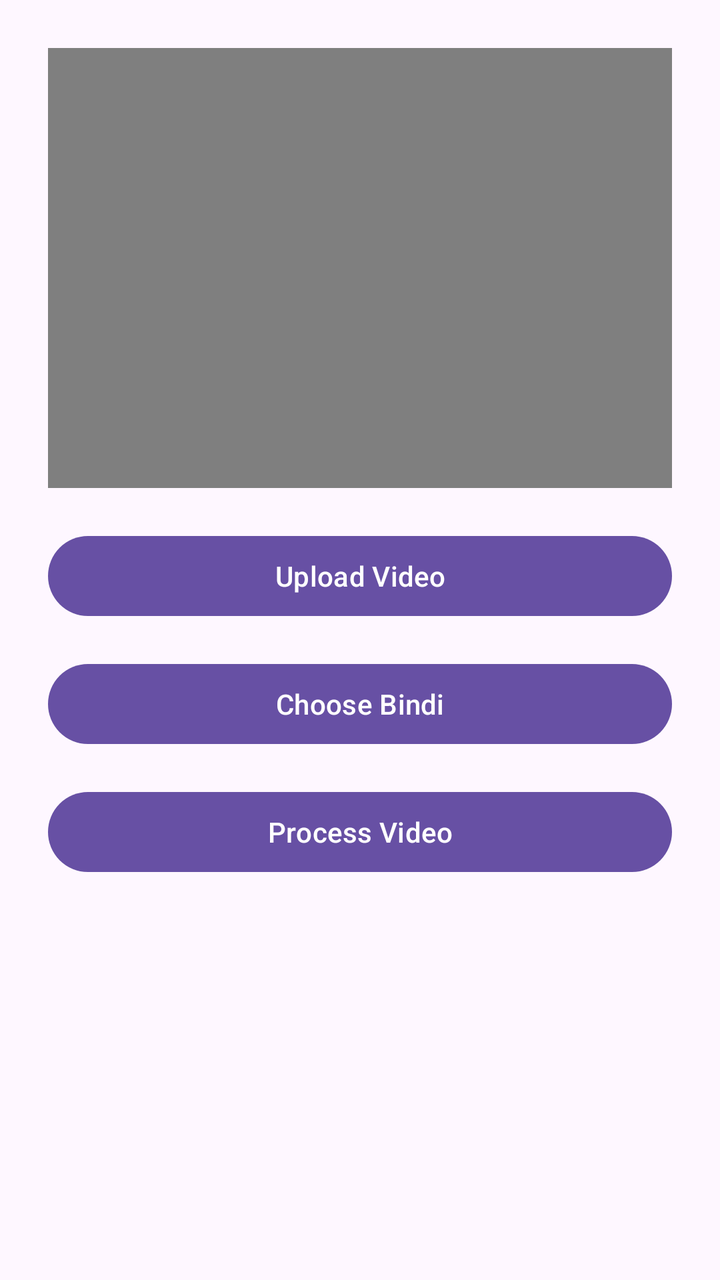
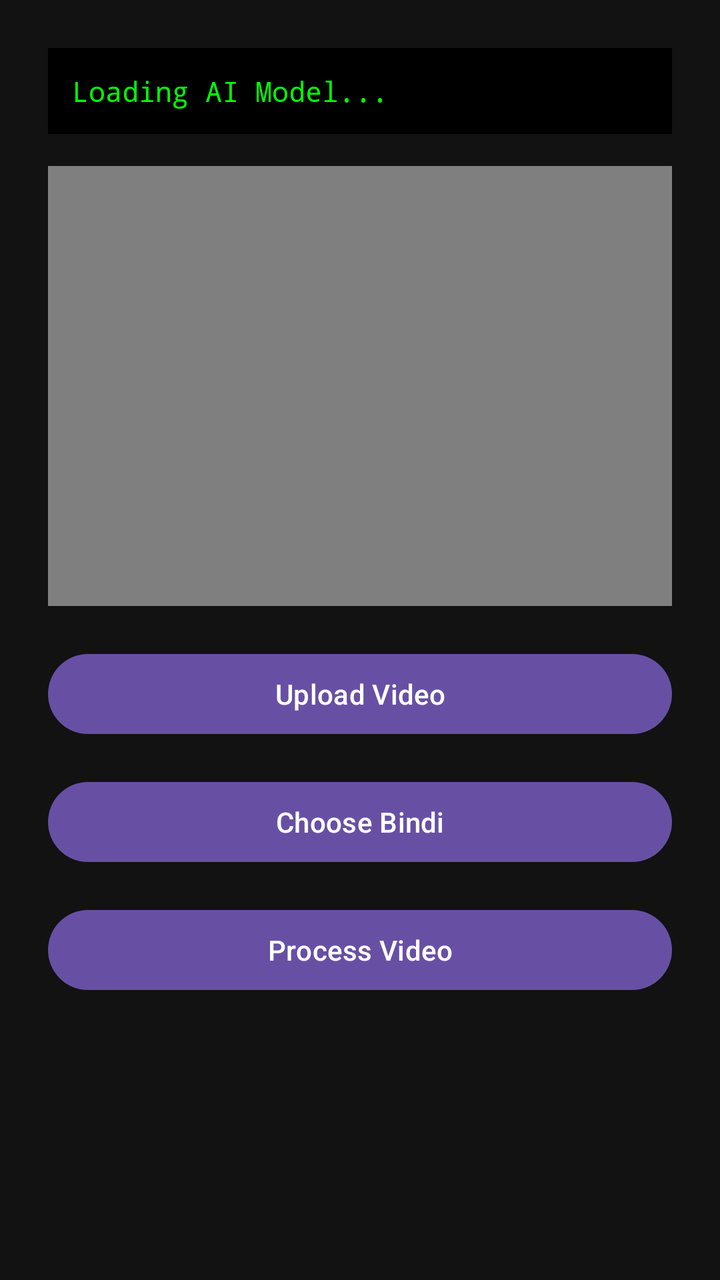

Two renders of the same Android screen: before a commit and after it. Below are the layout's source before the change and the commit's diff.
<!-- AndroidManifest.xml: application theme Theme.Material3.DayNight.NoActionBar -->
<!-- res/layout/activity_main.xml -->
<?xml version="1.0" encoding="utf-8"?>
<ScrollView xmlns:android="http://schemas.android.com/apk/res/android"
    android:layout_width="match_parent"
    android:layout_height="match_parent">

    <LinearLayout
        android:layout_width="match_parent"
        android:layout_height="wrap_content"
        android:gravity="center_horizontal"
        android:orientation="vertical"
        android:padding="24dp">

        <VideoView
            android:id="@+id/videoPreview"
            android:layout_width="match_parent"
            android:layout_height="220dp"
            android:layout_marginBottom="20dp"
            android:background="#000000" />

        <Button
            android:id="@+id/btnUpload"
            android:layout_width="match_parent"
            android:layout_height="wrap_content"
            android:text="Upload Video" />

        <Button
            android:id="@+id/btnBindi"
            android:layout_width="match_parent"
            android:layout_height="wrap_content"
            android:layout_marginTop="16dp"
            android:text="Choose Bindi" />

        <Button
            android:id="@+id/btnProcess"
            android:layout_width="match_parent"
            android:layout_height="wrap_content"
            android:layout_marginTop="16dp"
            android:text="Process Video" />

        
        <ImageView
            android:id="@+id/processedImage"
            android:layout_width="match_parent"
            android:layout_height="300dp"
            android:layout_marginTop="24dp"
            android:background="#222222"
            android:scaleType="fitCenter"
            android:visibility="gone" />

    </LinearLayout>
</ScrollView>
<!-- resources referenced by this layout -->
<resources>

</resources>

<!-- the commit's change to res/layout/activity_main.xml (unified diff, before → after) -->
@@ -1,7 +1,8 @@
 <?xml version="1.0" encoding="utf-8"?>
 <ScrollView xmlns:android="http://schemas.android.com/apk/res/android"
     android:layout_width="match_parent"
-    android:layout_height="match_parent">
+    android:layout_height="match_parent"
+    android:background="#121212">
 
     <LinearLayout
         android:layout_width="match_parent"
@@ -9,6 +10,19 @@
         android:gravity="center_horizontal"
         android:orientation="vertical"
         android:padding="24dp">
+
+        
+        <TextView
+            android:id="@+id/tvModelInfo"
+            android:layout_width="match_parent"
+            android:layout_height="wrap_content"
+            android:text="Loading AI Model..."
+            android:textColor="#00FF00"
+            android:background="#000000"
+            android:padding="12dp"
+            android:fontFamily="monospace"
+            android:textSize="14sp"
+            android:layout_marginBottom="16dp"/>
 
         <VideoView
             android:id="@+id/videoPreview"
@@ -21,22 +35,22 @@
             android:id="@+id/btnUpload"
             android:layout_width="match_parent"
             android:layout_height="wrap_content"
-            android:text="Upload Video" />
+            android:text="Upload Video"/>
 
         <Button
             android:id="@+id/btnBindi"
             android:layout_width="match_parent"
             android:layout_height="wrap_content"
             android:layout_marginTop="16dp"
-            android:text="Choose Bindi" />
+            android:text="Choose Bindi"/>
 
         <Button
             android:id="@+id/btnProcess"
             android:layout_width="match_parent"
             android:layout_height="wrap_content"
             android:layout_marginTop="16dp"
-            android:text="Process Video" />
-
+            android:text="Process Video"/>
+            
         
         <ImageView
             android:id="@+id/processedImage"
